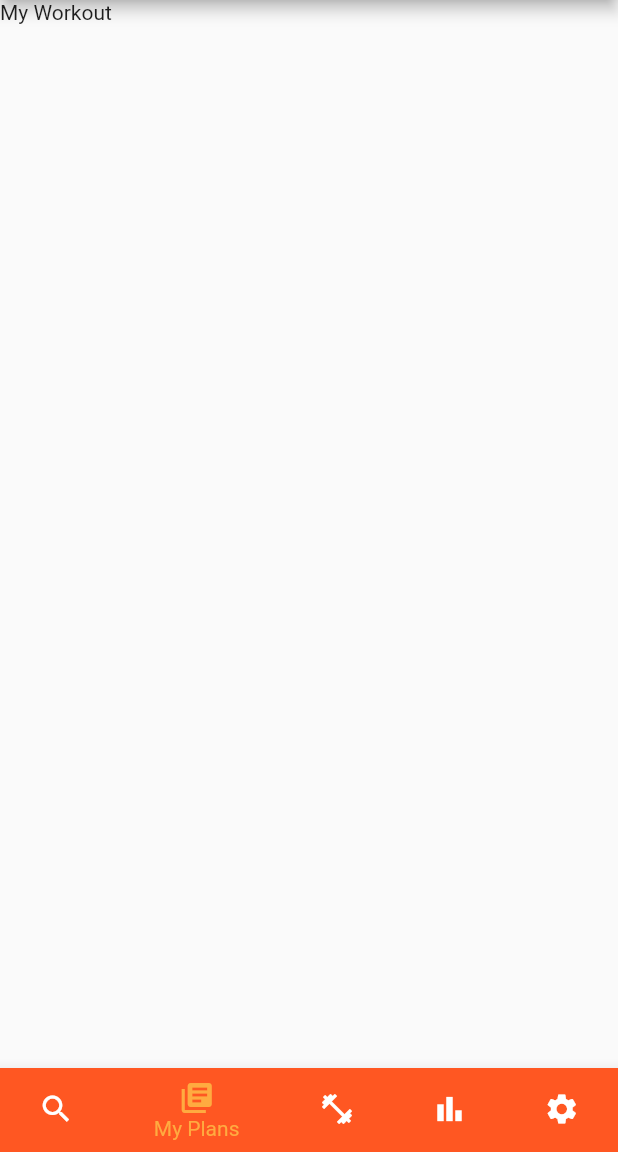
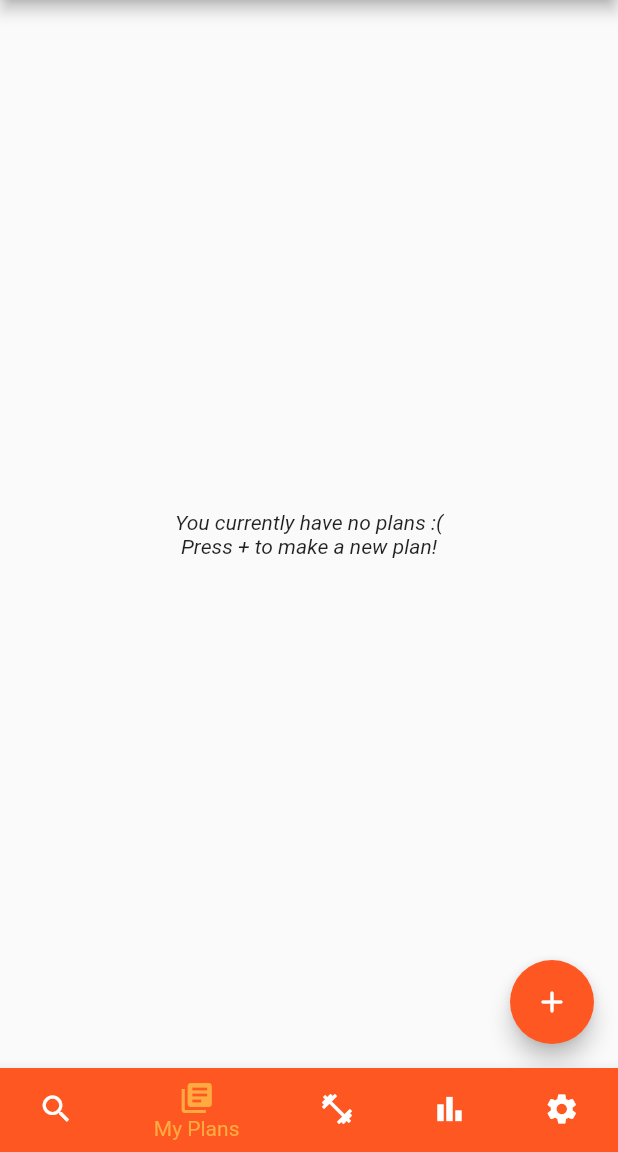
Before and after one commit to ParkTheJohn/bruteforce, a Flutter app: the screen it shows after launch, item 2 of the bottom bar chosen, on a phone screen of 412 x 824 dp, the part 84-1236 px from its top. Run offline on Flutter 3.47's test engine with Material 2 defaults, Android fonts, the phone set to English and light mode, and no system bars; our stand-ins replace cloud_firestore, firebase_core, material_floating_search_bar; accounts and stored records are empty.

Commit message:
Added frontend for myplans page
Only the initial page for my plans with no functionality

```diff
--- a/lib/main.dart
+++ b/lib/main.dart
@@ -3,6 +3,7 @@ import 'package:flutter/material.dart';
 import 'package:cloud_firestore/cloud_firestore.dart';
 import 'dart:developer';
 import 'exercises.dart';
+import 'plans.dart';
 import 'searchBar.dart';
 
 void main() {
@@ -55,7 +56,7 @@ class _HomePageState extends State<HomePage> {
 
   static List<Widget> pages = <Widget>[
     exercisesPage(),
-    Text('My Workout'),
+    myPlansPage(),
     Text("My Logs"),
     Search(),
     Text('Profile'),
--- /dev/null
+++ b/lib/plans.dart
@@ -0,0 +1,28 @@
+library pages;
+
+import 'package:firebase_core/firebase_core.dart';
+import 'package:flutter/material.dart';
+import 'package:cloud_firestore/cloud_firestore.dart';
+import 'package:flutter/cupertino.dart';
+
+class myPlansPage extends StatelessWidget {
+  @override
+  Widget build(BuildContext context) {
+    return Scaffold(
+      body: Container(
+        alignment: Alignment.center,
+        child: Text(
+          'You currently have no plans :(\nPress + to make a new plan!',
+          textAlign: TextAlign.center,
+          style: TextStyle(fontStyle: FontStyle.italic),
+        ),
+      ),
+      floatingActionButton: FloatingActionButton(
+        onPressed: () {
+          print('create new plan');
+        },
+        child: const Icon(Icons.add_rounded),
+      ),
+    );
+  }
+}
```
Also changed, not shown: pubspec.lock.
